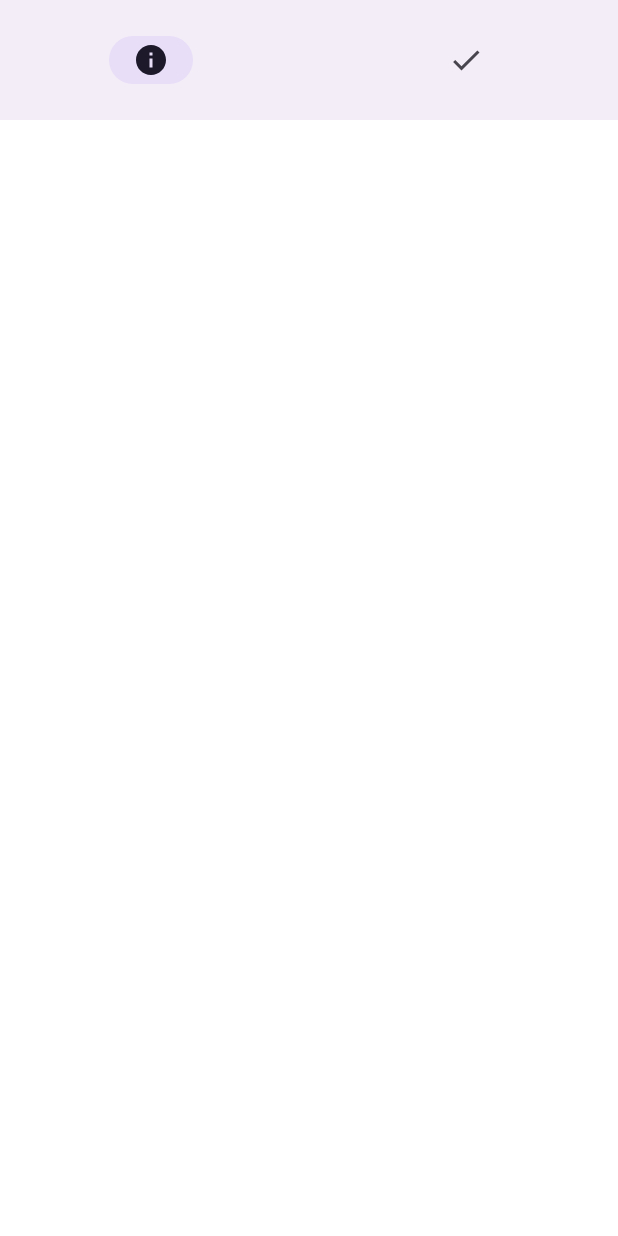
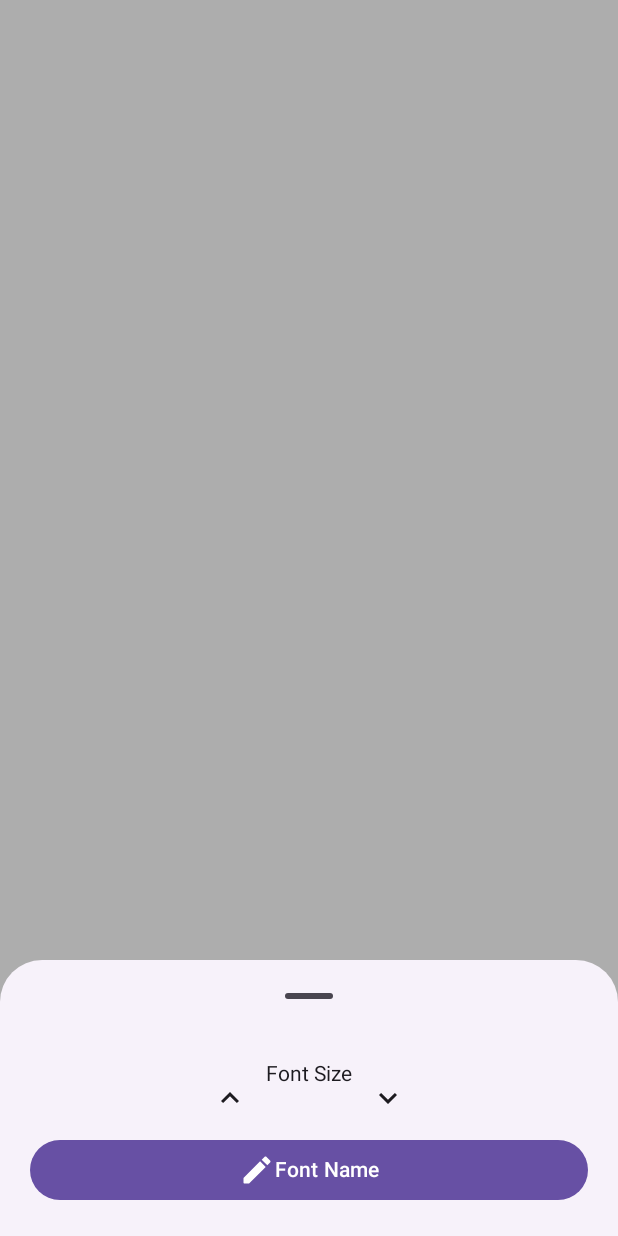
Before and after one commit to Jammi-UwU-Jammy/another_ReadingApp, an Android app built with Jetpack Compose: the @Preview function BottomBarPreview, on a phone screen of 412 x 824 dp. Run offline under Robolectric (Android 15) with nearby library versions, the phone set to English and light mode, and no system bars; Roboto replaces fonts that are not available here.

Commit message:
added chapter text screen layout

```diff
--- a/app/src/main/java/com/vivich/starlitreadingapp/MainActivity.kt
+++ b/app/src/main/java/com/vivich/starlitreadingapp/MainActivity.kt
@@ -6,11 +6,10 @@ import androidx.activity.compose.setContent
 import androidx.compose.foundation.layout.fillMaxSize
 import androidx.compose.material3.MaterialTheme
 import androidx.compose.material3.Surface
-import androidx.compose.material3.Text
 import androidx.compose.runtime.Composable
 import androidx.compose.ui.Modifier
 import androidx.compose.ui.tooling.preview.Preview
-import com.vivich.starlitreadingapp.lobby.MainBody
+import com.vivich.starlitreadingapp.chapterText.Main
 import com.vivich.starlitreadingapp.ui.theme.StarlitReadingAppTheme
 
 class MainActivity : ComponentActivity() {
@@ -32,7 +31,7 @@ class MainActivity : ComponentActivity() {
 
 @Composable
 fun Greeting(name: String, modifier: Modifier = Modifier) {
-    MainBody()
+    Main()
 }
 
 @Preview(showBackground = true)
--- a/app/src/main/java/com/vivich/starlitreadingapp/bookInfo/BottomNavBar.kt
+++ /dev/null
@@ -1,33 +0,0 @@
-package com.vivich.starlitreadingapp.bookInfo
-
-import androidx.compose.material.icons.Icons
-import androidx.compose.material.icons.filled.Check
-import androidx.compose.material.icons.filled.Info
-import androidx.compose.material3.BottomAppBarDefaults
-import androidx.compose.material3.Icon
-import androidx.compose.material3.NavigationBar
-import androidx.compose.material3.NavigationBarItem
-import androidx.compose.runtime.Composable
-import androidx.compose.ui.tooling.preview.Preview
-
-@Composable
-fun BottomBar() {
-    NavigationBar {
-        NavigationBarItem(
-            selected = true,
-            onClick = { /*TODO*/ },
-            icon = { Icon(imageVector = Icons.Default.Info, contentDescription = "") }
-        )
-        NavigationBarItem(
-            selected = false,
-            onClick = { /*TODO*/ },
-            icon = { Icon(imageVector = Icons.Default.Check, contentDescription = "") }
-        )
-    }
-}
-
-@Composable
-@Preview
-fun BottomBarPreview() {
-    BottomBar()
-}
--- /dev/null
+++ b/app/src/main/java/com/vivich/starlitreadingapp/chapterText/BottomNavBar.kt
@@ -0,0 +1,78 @@
+package com.vivich.starlitreadingapp.chapterText
+
+import androidx.compose.foundation.layout.Arrangement
+import androidx.compose.foundation.layout.Column
+import androidx.compose.foundation.layout.Row
+import androidx.compose.foundation.layout.fillMaxWidth
+import androidx.compose.foundation.layout.padding
+import androidx.compose.material.icons.Icons
+import androidx.compose.material.icons.filled.KeyboardArrowDown
+import androidx.compose.material.icons.filled.KeyboardArrowUp
+import androidx.compose.material.icons.rounded.Edit
+import androidx.compose.material3.Button
+import androidx.compose.material3.ExperimentalMaterial3Api
+import androidx.compose.material3.Icon
+import androidx.compose.material3.IconButton
+import androidx.compose.material3.ModalBottomSheet
+import androidx.compose.material3.Text
+import androidx.compose.material3.rememberModalBottomSheetState
+import androidx.compose.runtime.Composable
+import androidx.compose.runtime.getValue
+import androidx.compose.runtime.mutableStateOf
+import androidx.compose.runtime.remember
+import androidx.compose.runtime.setValue
+import androidx.compose.ui.Modifier
+import androidx.compose.ui.tooling.preview.Preview
+import androidx.compose.ui.unit.dp
+
+@OptIn(ExperimentalMaterial3Api::class)
+@Composable
+fun BottomBar(
+//    showBottomSheet: Boolean,
+//    onDismissRequest: () -> Unit
+) {
+    var showBottomSheet by remember { mutableStateOf(true) }
+    val sheetState = rememberModalBottomSheetState()
+
+    if (showBottomSheet) {
+        ModalBottomSheet(
+            onDismissRequest = { showBottomSheet = false},
+            sheetState = sheetState
+        ) {
+            Column(
+                modifier = Modifier.padding(20.dp, 20.dp)
+            ){
+                Row(
+                    horizontalArrangement = Arrangement.Center,
+                    modifier = Modifier.fillMaxWidth()
+                ){
+                    IconButton(onClick = { /*TODO*/ }) {
+                        Icon(imageVector = Icons.Default.KeyboardArrowUp, contentDescription = "")
+                    }
+                    Text(text = "Font Size")
+                    IconButton(onClick = { /*TODO*/ }) {
+                        Icon(imageVector = Icons.Default.KeyboardArrowDown, contentDescription = "")
+                    }
+                }
+                Row(
+                    horizontalArrangement = Arrangement.Center,
+                ){
+                    Button(
+                        onClick = { /*TODO*/ },
+                        modifier = Modifier.fillMaxWidth()
+                    ) {
+                        Icon(imageVector = Icons.Rounded.Edit, contentDescription = "")
+                        Text(text = "Font Name")
+                    }
+                }
+            }
+
+        }
+    }
+}
+
+@Composable
+@Preview
+fun BottomBarPreview() {
+    BottomBar()
+}
```
Also changed, not shown: app/src/main/java/com/vivich/starlitreadingapp/bookInfo/TopNavBar.kt (+0 -42 lines), app/src/main/java/com/vivich/starlitreadingapp/chapterText/Main.kt (renamed from app/src/main/java/com/vivich/starlitreadingapp/bookInfo/Main.kt, +10 -6 lines), app/src/main/java/com/vivich/starlitreadingapp/chapterText/TopNavBar.kt (added, +58 -0 lines).
